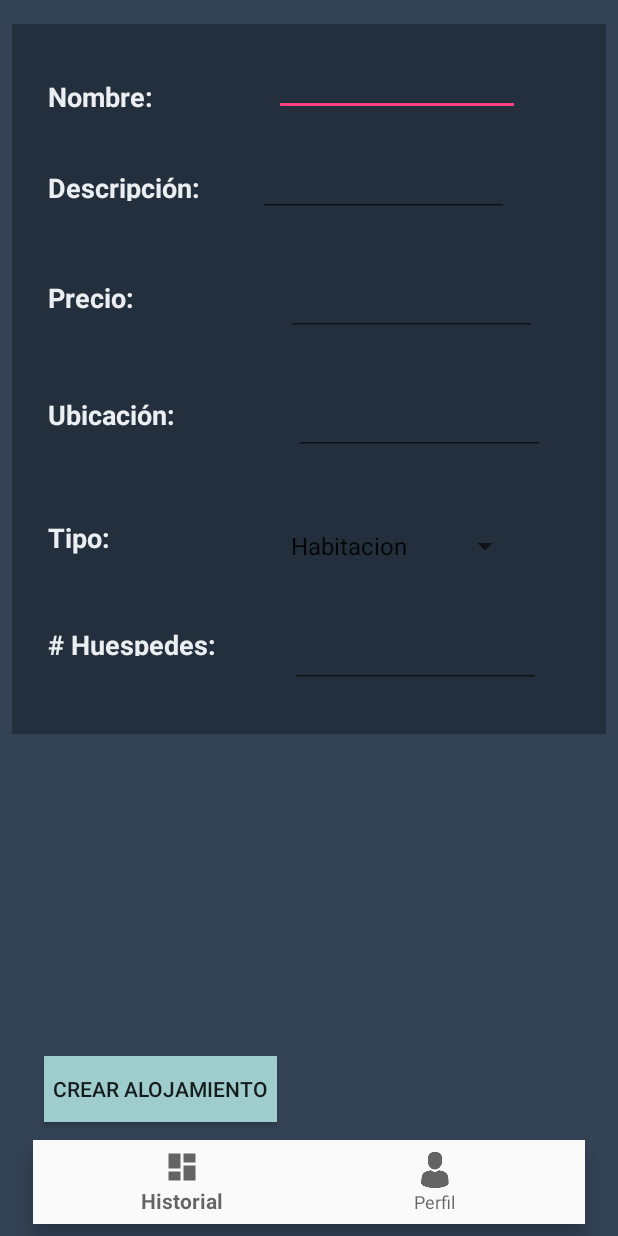
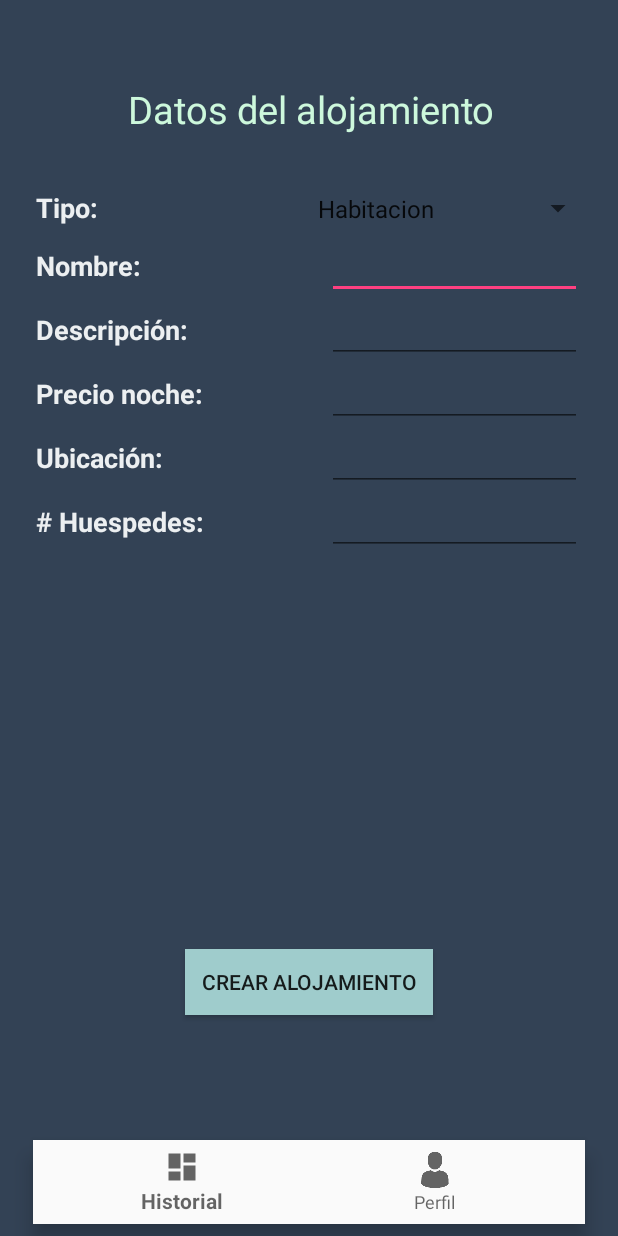
Before and after one commit to IntroCompuMovil18302/OH, an Android app: the AgregarAlojamientoActivity screen opened directly, with no data from a screen before it, on a phone screen of 412 x 824 dp. Run offline under Robolectric (Android 15) with nearby library versions, the phone set to English and light mode, and no system bars; our stand-ins replace Firebase (no records; nobody signed in at launch, a user with empty details on screens opened directly); 1 statement that could not run was skipped.

Commit message:
Diseño agregar alojamiento

```diff
--- a/app/src/main/res/layout/activity_agregar_alojamiento.xml
+++ b/app/src/main/res/layout/activity_agregar_alojamiento.xml
@@ -7,39 +7,153 @@
     android:background="@color/background"
     tools:context=".AgregarAlojamientoActivity">
 
+    <Button
+        android:id="@+id/botonAgregar"
+        android:layout_width="165dp"
+        android:layout_height="44dp"
+        android:layout_marginEnd="8dp"
+        android:layout_marginStart="8dp"
+        android:layout_marginTop="8dp"
+        android:layout_weight="1"
+        android:background="@color/button"
+        android:text="Crear Alojamiento"
+        app:layout_constraintBottom_toBottomOf="parent"
+        app:layout_constraintEnd_toEndOf="parent"
+        app:layout_constraintStart_toStartOf="parent"
+        app:layout_constraintTop_toTopOf="parent"
+        app:layout_constraintVertical_bias="0.809" />
+
     <android.support.constraint.ConstraintLayout
         android:id="@+id/scrollView2"
         android:layout_width="match_parent"
-        android:layout_height="481dp"
+        android:layout_height="401dp"
         android:layout_marginBottom="8dp"
+        android:layout_marginLeft="8dp"
+        android:layout_marginStart="8dp"
         android:layout_marginTop="8dp"
         app:layout_constraintBottom_toBottomOf="parent"
         app:layout_constraintEnd_toEndOf="parent"
+        app:layout_constraintStart_toStartOf="parent"
         app:layout_constraintTop_toTopOf="parent"
-        app:layout_constraintVertical_bias="0.0">
+        app:layout_constraintVertical_bias="0.053">
 
-        <android.support.constraint.ConstraintLayout
-            android:layout_width="match_parent"
-            android:layout_height="496dp"
+        <TextView
+            android:id="@+id/textView3"
+            android:layout_width="wrap_content"
+            android:layout_height="wrap_content"
             android:layout_marginBottom="8dp"
             android:layout_marginEnd="8dp"
+            android:layout_marginLeft="8dp"
+            android:layout_marginRight="8dp"
             android:layout_marginStart="8dp"
             android:layout_marginTop="8dp"
-            android:background="@color/darkBackgroud"
+            android:text="Datos del alojamiento "
+            android:textColor="@color/title"
+            android:textSize="25sp"
+            app:layout_constraintBottom_toBottomOf="parent"
+            app:layout_constraintEnd_toEndOf="parent"
+            app:layout_constraintHorizontal_bias="0.504"
+            app:layout_constraintStart_toStartOf="parent"
+            app:layout_constraintTop_toTopOf="parent"
+            app:layout_constraintVertical_bias="0.051" />
+
+        <LinearLayout
+            android:id="@+id/linearLayout4"
+            android:layout_width="match_parent"
+            android:layout_height="wrap_content"
+            android:layout_marginBottom="8dp"
+            android:layout_marginEnd="16dp"
+            android:layout_marginLeft="16dp"
+            android:layout_marginRight="16dp"
+            android:layout_marginStart="16dp"
+            android:layout_marginTop="80dp"
+            android:orientation="vertical"
             app:layout_constraintBottom_toBottomOf="parent"
             app:layout_constraintEnd_toEndOf="parent"
             app:layout_constraintHorizontal_bias="0.0"
             app:layout_constraintStart_toStartOf="parent"
             app:layout_constraintTop_toTopOf="parent"
-            app:layout_constraintVertical_bias="0.0">
+            app:layout_constraintVertical_bias="0.184">
+
+            <LinearLayout
+                android:layout_width="match_parent"
+                android:layout_height="match_parent"
+                android:layout_weight="1"
+                android:orientation="horizontal">
+
+                <TextView
+                    android:id="@+id/textView10"
+                    android:layout_width="359dp"
+                    android:layout_height="wrap_content"
+                    android:layout_weight="1"
+                    android:text="Tipo:"
+                    android:textColor="@color/text"
+                    android:textSize="18sp"
+                    android:textStyle="bold"
+                    app:layout_constraintStart_toStartOf="parent"
+                    app:layout_constraintTop_toBottomOf="@+id/textView9" />
+
+                <Spinner
+                    android:id="@+id/spinnerTipo"
+                    style="@style/mySpinnerItemStyle"
+                    android:layout_width="match_parent"
+                    android:layout_height="35dp"
+                    android:layout_weight="1"
+                    android:entries="@array/alojamientos"
+                    app:layout_constraintEnd_toEndOf="parent"
+                    app:layout_constraintHorizontal_bias="0.318"
+                    app:layout_constraintStart_toEndOf="@+id/textView10"
+                    app:layout_constraintTop_toBottomOf="@+id/ubicacionET" />
+
+            </LinearLayout>
+
+            <LinearLayout
+                android:layout_width="match_parent"
+                android:layout_height="match_parent"
+                android:layout_weight="1"
+                android:orientation="horizontal">
+
+                <TextView
+                    android:id="@+id/textView7"
+                    android:layout_width="match_parent"
+                    android:layout_height="wrap_content"
+                    android:layout_weight="1"
+                    android:text="Nombre:"
+                    android:textColor="@color/text"
+                    android:textSize="18sp"
+                    android:textStyle="bold"
+                    app:layout_constraintEnd_toEndOf="parent"
+                    app:layout_constraintHorizontal_bias="0.0"
+                    app:layout_constraintStart_toStartOf="parent"
+                    app:layout_constraintTop_toTopOf="parent" />
+
+                <EditText
+                    android:id="@+id/nombreET"
+                    android:layout_width="match_parent"
+                    android:layout_height="wrap_content"
+                    android:layout_marginEnd="8dp"
+                    android:layout_marginStart="8dp"
+                    android:layout_weight="1"
+                    android:textColor="@color/text"
+                    android:textSize="16sp"
+                    android:textStyle="bold"
+                    app:layout_constraintEnd_toEndOf="parent"
+                    app:layout_constraintHorizontal_bias="0.593"
+                    app:layout_constraintStart_toEndOf="@+id/textView7"
+                    app:layout_constraintTop_toTopOf="parent" />
+            </LinearLayout>
+
+            <LinearLayout
+                android:layout_width="match_parent"
+                android:layout_height="match_parent"
+                android:layout_weight="1"
+                android:orientation="horizontal">
 
                 <TextView
                     android:id="@+id/textView6"
-                android:layout_width="wrap_content"
-                android:layout_height="21dp"
-                android:layout_marginEnd="8dp"
-                android:layout_marginStart="24dp"
-                android:layout_marginTop="36dp"
+                    android:layout_width="match_parent"
+                    android:layout_height="wrap_content"
+                    android:layout_weight="1"
                     android:text="Descripción:"
                     android:textColor="@color/text"
                     android:textSize="18sp"
@@ -49,42 +163,67 @@
                     app:layout_constraintStart_toStartOf="parent"
                     app:layout_constraintTop_toBottomOf="@+id/textView7" />
 
-            <TextView
-                android:id="@+id/textView7"
-                android:layout_width="wrap_content"
-                android:layout_height="0dp"
+                <EditText
+                    android:id="@+id/descripcionET"
+                    android:layout_width="match_parent"
+                    android:layout_height="wrap_content"
                     android:layout_marginEnd="8dp"
-                android:layout_marginRight="8dp"
-                android:layout_marginStart="24dp"
-                android:layout_marginTop="36dp"
-                android:text="Nombre:"
+                    android:layout_marginStart="8dp"
+                    android:layout_weight="1"
                     android:textColor="@color/text"
-                android:textSize="18sp"
+                    android:textSize="16sp"
                     android:textStyle="bold"
                     app:layout_constraintEnd_toEndOf="parent"
-                app:layout_constraintHorizontal_bias="0.0"
-                app:layout_constraintStart_toStartOf="parent"
-                app:layout_constraintTop_toTopOf="parent" />
+                    app:layout_constraintHorizontal_bias="0.35"
+                    app:layout_constraintStart_toEndOf="@+id/textView6"
+                    app:layout_constraintTop_toBottomOf="@+id/nombreET" />
+            </LinearLayout>
+
+            <LinearLayout
+                android:layout_width="match_parent"
+                android:layout_height="match_parent"
+                android:layout_weight="1"
+                android:orientation="horizontal">
 
                 <TextView
                     android:id="@+id/textView8"
-                android:layout_width="wrap_content"
-                android:layout_height="22dp"
-                android:layout_marginStart="24dp"
-                android:layout_marginTop="52dp"
-                android:text="Precio:"
+                    android:layout_width="match_parent"
+                    android:layout_height="wrap_content"
+                    android:layout_weight="1"
+                    android:text="Precio noche:"
                     android:textColor="@color/text"
                     android:textSize="18sp"
                     android:textStyle="bold"
                     app:layout_constraintStart_toStartOf="parent"
                     app:layout_constraintTop_toBottomOf="@+id/textView6" />
 
+                <EditText
+                    android:id="@+id/precioET"
+                    android:layout_width="match_parent"
+                    android:layout_height="wrap_content"
+                    android:layout_marginEnd="8dp"
+                    android:layout_marginStart="8dp"
+                    android:layout_weight="1"
+                    android:textColor="@color/text"
+                    android:textSize="16sp"
+                    android:textStyle="bold"
+                    app:layout_constraintEnd_toEndOf="parent"
+                    app:layout_constraintHorizontal_bias="0.711"
+                    app:layout_constraintStart_toEndOf="@+id/textView8"
+                    app:layout_constraintTop_toBottomOf="@+id/descripcionET" />
+            </LinearLayout>
+
+            <LinearLayout
+                android:layout_width="match_parent"
+                android:layout_height="match_parent"
+                android:layout_weight="1"
+                android:orientation="horizontal">
+
                 <TextView
                     android:id="@+id/textView9"
-                android:layout_width="87dp"
-                android:layout_height="26dp"
-                android:layout_marginStart="24dp"
-                android:layout_marginTop="56dp"
+                    android:layout_width="match_parent"
+                    android:layout_height="wrap_content"
+                    android:layout_weight="1"
                     android:text="Ubicación:"
                     android:textColor="@color/text"
                     android:textSize="18sp"
@@ -92,39 +231,33 @@
                     app:layout_constraintStart_toStartOf="parent"
                     app:layout_constraintTop_toBottomOf="@+id/textView8" />
 
-            <Spinner
-                android:id="@+id/spinnerTipo"
-                android:layout_width="161dp"
-                android:layout_height="41dp"
-                android:layout_marginStart="88dp"
-                android:layout_marginTop="40dp"
+                <EditText
+                    android:id="@+id/ubicacionET"
+                    android:layout_width="match_parent"
+                    android:layout_height="wrap_content"
                     android:layout_marginEnd="8dp"
-                android:entries="@array/alojamientos"
+                    android:layout_marginStart="8dp"
+                    android:layout_weight="1"
+                    android:textColor="@color/text"
+                    android:textSize="16sp"
+                    android:textStyle="bold"
                     app:layout_constraintEnd_toEndOf="parent"
-                app:layout_constraintHorizontal_bias="0.318"
-                app:layout_constraintStart_toEndOf="@+id/textView10"
-                app:layout_constraintTop_toBottomOf="@+id/ubicacionET" />
+                    app:layout_constraintHorizontal_bias="0.675"
+                    app:layout_constraintStart_toEndOf="@+id/textView9"
+                    app:layout_constraintTop_toBottomOf="@+id/precioET" />
+            </LinearLayout>
 
-            <TextView
-                android:id="@+id/textView10"
-                android:layout_width="43dp"
-                android:layout_height="23dp"
-                android:layout_marginStart="24dp"
-                android:layout_marginTop="56dp"
-                android:text="Tipo:"
-                android:textColor="@color/text"
-                android:textSize="18sp"
-                android:textStyle="bold"
-                app:layout_constraintStart_toStartOf="parent"
-                app:layout_constraintTop_toBottomOf="@+id/textView9" />
+            <LinearLayout
+                android:layout_width="match_parent"
+                android:layout_height="match_parent"
+                android:orientation="horizontal">
 
                 <TextView
                     android:id="@+id/textView11"
-                android:layout_width="wrap_content"
-                android:layout_height="20dp"
+                    android:layout_width="match_parent"
+                    android:layout_height="wrap_content"
                     android:layout_marginBottom="8dp"
-                android:layout_marginStart="24dp"
-                android:layout_marginTop="48dp"
+                    android:layout_weight="1"
                     android:text="# Huespedes:"
                     android:textColor="@color/text"
                     android:textSize="18sp"
@@ -135,58 +268,12 @@
                     app:layout_constraintVertical_bias="0.0" />
 
                 <EditText
-                android:id="@+id/nombreET"
-                android:layout_width="164dp"
-                android:layout_height="25dp"
+                    android:id="@+id/cantHuespedesET"
+                    android:layout_width="match_parent"
+                    android:layout_height="wrap_content"
                     android:layout_marginEnd="8dp"
                     android:layout_marginStart="8dp"
-                android:layout_marginTop="36dp"
-                android:textColor="@color/text"
-                android:textSize="16sp"
-                android:textStyle="bold"
-                app:layout_constraintEnd_toEndOf="parent"
-                app:layout_constraintHorizontal_bias="0.593"
-                app:layout_constraintStart_toEndOf="@+id/textView7"
-                app:layout_constraintTop_toTopOf="parent" />
-
-            <EditText
-                android:id="@+id/descripcionET"
-                android:layout_width="167dp"
-                android:layout_height="31dp"
-                android:layout_marginEnd="8dp"
-                android:layout_marginStart="8dp"
-                android:layout_marginTop="36dp"
-                android:textColor="@color/text"
-                android:textSize="16sp"
-                android:textStyle="bold"
-                app:layout_constraintEnd_toEndOf="parent"
-                app:layout_constraintHorizontal_bias="0.35"
-                app:layout_constraintStart_toEndOf="@+id/textView6"
-                app:layout_constraintTop_toBottomOf="@+id/nombreET" />
-
-            <EditText
-                android:id="@+id/ubicacionET"
-                android:layout_width="167dp"
-                android:layout_height="31dp"
-                android:layout_marginStart="8dp"
-                android:layout_marginTop="48dp"
-                android:layout_marginEnd="8dp"
-                android:textColor="@color/text"
-                android:textSize="16sp"
-                android:textStyle="bold"
-                app:layout_constraintEnd_toEndOf="parent"
-                app:layout_constraintHorizontal_bias="0.675"
-                app:layout_constraintStart_toEndOf="@+id/textView9"
-                app:layout_constraintTop_toBottomOf="@+id/precioET" />
-
-            <EditText
-                android:id="@+id/cantHuespedesET"
-                android:layout_width="167dp"
-                android:layout_height="30dp"
-                android:layout_marginStart="8dp"
-                android:layout_marginTop="44dp"
-                android:layout_marginEnd="8dp"
-                android:layout_marginBottom="8dp"
+                    android:layout_weight="1"
                     android:textColor="@color/text"
                     android:textSize="16sp"
                     android:textStyle="bold"
@@ -197,36 +284,10 @@
                     app:layout_constraintTop_toBottomOf="@+id/spinnerTipo"
                     app:layout_constraintVertical_bias="0.0" />
 
-            <EditText
-                android:id="@+id/precioET"
-                android:layout_width="167dp"
-                android:layout_height="31dp"
-                android:layout_marginStart="8dp"
-                android:layout_marginTop="48dp"
-                android:layout_marginEnd="8dp"
-                android:textColor="@color/text"
-                android:textSize="16sp"
-                android:textStyle="bold"
-                app:layout_constraintEnd_toEndOf="parent"
-                app:layout_constraintHorizontal_bias="0.711"
-                app:layout_constraintStart_toEndOf="@+id/textView8"
-                app:layout_constraintTop_toBottomOf="@+id/descripcionET" />
+            </LinearLayout>
+        </LinearLayout>
+
     </android.support.constraint.ConstraintLayout>
-    </android.support.constraint.ConstraintLayout>
-
-    <Button
-        android:id="@+id/botonAgregar"
-        android:layout_width="155dp"
-        android:layout_height="44dp"
-        android:layout_marginStart="8dp"
-        android:layout_marginEnd="8dp"
-        android:layout_marginBottom="76dp"
-        android:background="@color/button"
-        android:text="Crear Alojamiento"
-        app:layout_constraintBottom_toBottomOf="parent"
-        app:layout_constraintEnd_toEndOf="parent"
-        app:layout_constraintHorizontal_bias="0.089"
-        app:layout_constraintStart_toStartOf="parent" />
 
     <android.support.design.widget.BottomNavigationView
         android:id="@+id/navigation"
--- a/app/src/main/res/values/styles.xml
+++ b/app/src/main/res/values/styles.xml
@@ -22,4 +22,10 @@
         <item name="colorAccent">@color/darkBackgroud</item>
     </style>
 
+    <style name="mySpinnerItemStyle">
+        <item name="android:textColor">@color/text</item>
+        <item name="android:textSize">18sp</item>
+    </style>
+
+
 </resources>
```
Lines whose indentation alone changed are shown as unchanged.
